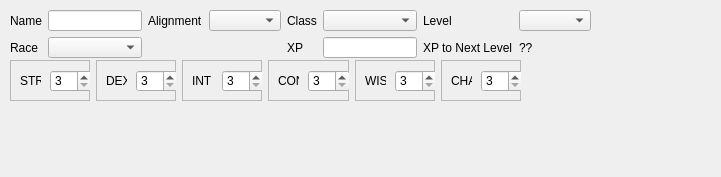
First picture: the form in UI/characterBaseStats.ui, repository nabori/CharacterManager, before the edit.
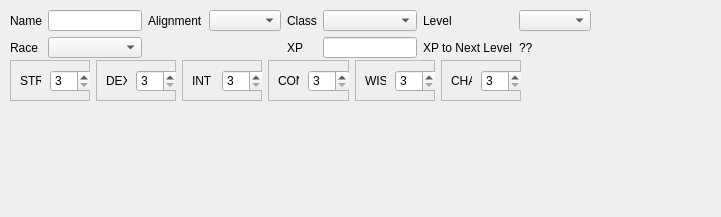
Second picture: the form after the edit.

```diff
--- a/UI/characterBaseStats.ui
+++ b/UI/characterBaseStats.ui
@@ -7,13 +7,13 @@
     <x>0</x>
     <y>0</y>
     <width>721</width>
-    <height>177</height>
+    <height>217</height>
    </rect>
   </property>
   <property name="minimumSize">
    <size>
     <width>721</width>
-    <height>150</height>
+    <height>217</height>
    </size>
   </property>
   <property name="windowTitle">
```
